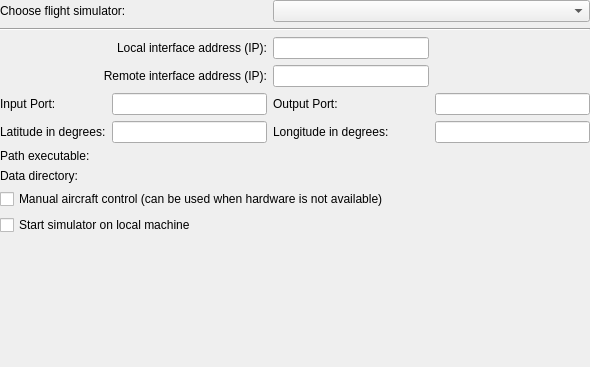
Qt form ground/openpilotgcs/src/plugins/hitlnew/hitloptionspage.ui (openpilot/OpenPilot) before a commit.
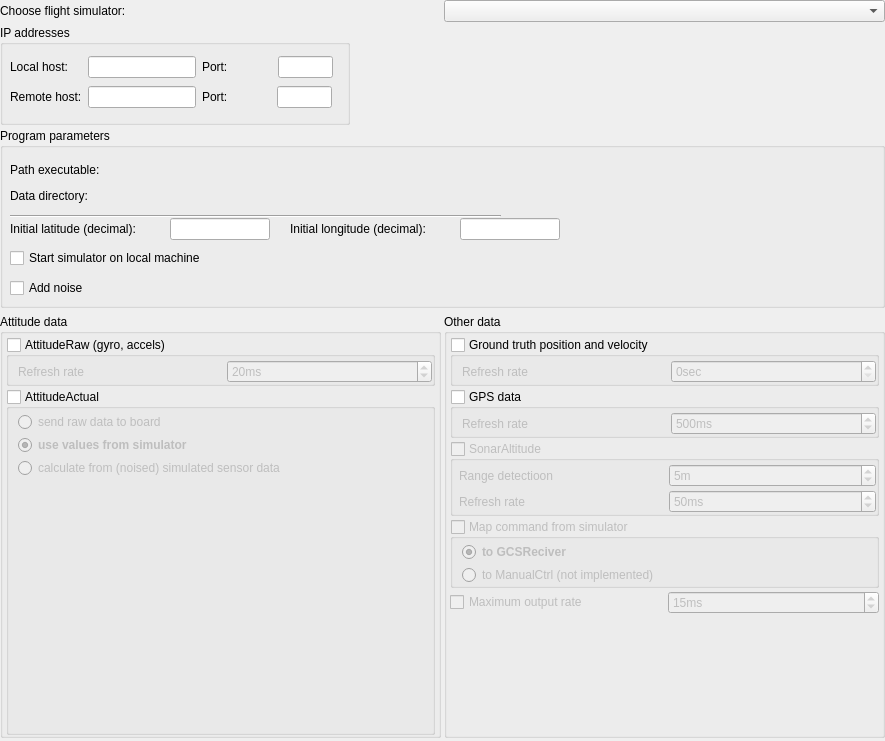
The same form after that commit. Custom widgets are drawn as their Qt base class.

Commit message: Finished port, but still untested.

```diff
--- a/ground/openpilotgcs/src/plugins/hitlnew/hitloptionspage.ui
+++ b/ground/openpilotgcs/src/plugins/hitlnew/hitloptionspage.ui
@@ -6,258 +6,968 @@
    <rect>
     <x>0</x>
     <y>0</y>
-    <width>590</width>
-    <height>367</height>
+    <width>885</width>
+    <height>741</height>
    </rect>
   </property>
   <property name="sizePolicy">
-   <sizepolicy hsizetype="Expanding" vsizetype="Expanding">
+   <sizepolicy hsizetype="Preferred" vsizetype="Preferred">
     <horstretch>0</horstretch>
     <verstretch>0</verstretch>
    </sizepolicy>
   </property>
+  <property name="minimumSize">
+   <size>
+    <width>0</width>
+    <height>0</height>
+   </size>
+  </property>
   <property name="windowTitle">
    <string>Form</string>
   </property>
-  <layout class="QGridLayout" name="gridLayout">
-   <property name="margin">
+  <layout class="QVBoxLayout" name="verticalLayout">
+   <property name="spacing">
+    <number>3</number>
+   </property>
+   <property name="leftMargin">
     <number>0</number>
    </property>
-   <item row="1" column="1" colspan="2">
-    <widget class="QLabel" name="label_3">
-     <property name="text">
-      <string>Choose flight simulator:</string>
-     </property>
-    </widget>
+   <property name="topMargin">
+    <number>0</number>
+   </property>
+   <property name="rightMargin">
+    <number>0</number>
+   </property>
+   <property name="bottomMargin">
+    <number>3</number>
+   </property>
+   <item>
+    <layout class="QHBoxLayout" name="horizontalLayout">
+     <item>
+      <widget class="QLabel" name="chooseFlightSimulatorLabel">
+       <property name="text">
+        <string>Choose flight simulator:</string>
+       </property>
+      </widget>
+     </item>
+     <item>
+      <widget class="QComboBox" name="chooseFlightSimulator"/>
+     </item>
+    </layout>
    </item>
-   <item row="1" column="3" colspan="2">
-    <widget class="QComboBox" name="chooseFlightSimulator"/>
-   </item>
-   <item row="2" column="1" colspan="4">
-    <widget class="Line" name="line">
-     <property name="orientation">
-      <enum>Qt::Horizontal</enum>
-     </property>
-    </widget>
-   </item>
-   <item row="11" column="2">
-    <spacer name="verticalSpacer">
-     <property name="orientation">
-      <enum>Qt::Vertical</enum>
-     </property>
-     <property name="sizeHint" stdset="0">
-      <size>
-       <width>20</width>
-       <height>182</height>
-      </size>
-     </property>
-    </spacer>
-   </item>
-   <item row="3" column="1" colspan="2">
-    <widget class="QLabel" name="label_6">
+   <item>
+    <widget class="QGroupBox" name="groupBox_3">
      <property name="sizePolicy">
-      <sizepolicy hsizetype="MinimumExpanding" vsizetype="Preferred">
-       <horstretch>0</horstretch>
-       <verstretch>0</verstretch>
-      </sizepolicy>
-     </property>
-     <property name="text">
-      <string>Local interface address (IP):</string>
-     </property>
-     <property name="alignment">
-      <set>Qt::AlignRight|Qt::AlignTrailing|Qt::AlignVCenter</set>
-     </property>
-    </widget>
-   </item>
-   <item row="6" column="1">
-    <widget class="QLabel" name="label_7">
-     <property name="text">
-      <string>Latitude in degrees:</string>
-     </property>
-    </widget>
-   </item>
-   <item row="6" column="3">
-    <widget class="QLabel" name="label_8">
-     <property name="text">
-      <string>Longitude in degrees:</string>
-     </property>
-    </widget>
-   </item>
-   <item row="8" column="1">
-    <widget class="QLabel" name="label_2">
-     <property name="sizePolicy">
-      <sizepolicy hsizetype="Preferred" vsizetype="Fixed">
-       <horstretch>0</horstretch>
-       <verstretch>0</verstretch>
-      </sizepolicy>
-     </property>
-     <property name="text">
-      <string>Data directory:</string>
-     </property>
-    </widget>
-   </item>
-   <item row="5" column="2">
-    <widget class="QLineEdit" name="inputPort">
-     <property name="sizePolicy">
-      <sizepolicy hsizetype="MinimumExpanding" vsizetype="Fixed">
-       <horstretch>0</horstretch>
-       <verstretch>0</verstretch>
-      </sizepolicy>
-     </property>
-     <property name="toolTip">
-      <string>For receiving data from sim</string>
-     </property>
-    </widget>
-   </item>
-   <item row="7" column="2" colspan="3">
-    <widget class="Utils::PathChooser" name="executablePath" native="true">
-     <property name="sizePolicy">
       <sizepolicy hsizetype="Preferred" vsizetype="Preferred">
-       <horstretch>1</horstretch>
-       <verstretch>0</verstretch>
-      </sizepolicy>
-     </property>
-    </widget>
-   </item>
-   <item row="5" column="3">
-    <widget class="QLabel" name="label_4">
-     <property name="sizePolicy">
-      <sizepolicy hsizetype="Preferred" vsizetype="Preferred">
        <horstretch>0</horstretch>
        <verstretch>0</verstretch>
       </sizepolicy>
      </property>
-     <property name="text">
-      <string>Output Port:</string>
+     <property name="minimumSize">
+      <size>
+       <width>0</width>
+       <height>100</height>
+      </size>
      </property>
-    </widget>
-   </item>
-   <item row="8" column="2" colspan="3">
-    <widget class="Utils::PathChooser" name="dataPath" native="true"/>
-   </item>
-   <item row="6" column="4">
-    <widget class="QLineEdit" name="longitude">
-     <property name="sizePolicy">
-      <sizepolicy hsizetype="MinimumExpanding" vsizetype="Fixed">
-       <horstretch>0</horstretch>
-       <verstretch>0</verstretch>
-      </sizepolicy>
+     <property name="maximumSize">
+      <size>
+       <width>350</width>
+       <height>16777215</height>
+      </size>
      </property>
-    </widget>
-   </item>
-   <item row="5" column="4">
-    <widget class="QLineEdit" name="outputPort">
-     <property name="sizePolicy">
-      <sizepolicy hsizetype="MinimumExpanding" vsizetype="Fixed">
-       <horstretch>0</horstretch>
-       <verstretch>0</verstretch>
-      </sizepolicy>
+     <property name="title">
+      <string>IP addresses</string>
      </property>
-     <property name="toolTip">
-      <string>For sending data to sim</string>
-     </property>
+     <widget class="QWidget" name="layoutWidget">
+      <property name="geometry">
+       <rect>
+        <x>10</x>
+        <y>30</y>
+        <width>323</width>
+        <height>24</height>
+       </rect>
+      </property>
+      <layout class="QHBoxLayout" name="horizontalLayout_7">
+       <item>
+        <widget class="QLabel" name="label_6">
+         <property name="text">
+          <string>Local host:    </string>
+         </property>
+        </widget>
+       </item>
+       <item>
+        <widget class="QLineEdit" name="hostAddress">
+         <property name="sizePolicy">
+          <sizepolicy hsizetype="Fixed" vsizetype="Fixed">
+           <horstretch>0</horstretch>
+           <verstretch>0</verstretch>
+          </sizepolicy>
+         </property>
+         <property name="maximumSize">
+          <size>
+           <width>125</width>
+           <height>16777215</height>
+          </size>
+         </property>
+         <property name="toolTip">
+          <string>For communication with sim computer via network. Should be the IP address of one of the interfaces of the GCS computer.</string>
+         </property>
+         <property name="text">
+          <string/>
+         </property>
+         <property name="alignment">
+          <set>Qt::AlignRight|Qt::AlignTrailing|Qt::AlignVCenter</set>
+         </property>
+        </widget>
+       </item>
+       <item>
+        <widget class="QLabel" name="label_5">
+         <property name="text">
+          <string>Port:</string>
+         </property>
+        </widget>
+       </item>
+       <item>
+        <widget class="QLineEdit" name="inputPort">
+         <property name="sizePolicy">
+          <sizepolicy hsizetype="Fixed" vsizetype="Fixed">
+           <horstretch>0</horstretch>
+           <verstretch>0</verstretch>
+          </sizepolicy>
+         </property>
+         <property name="maximumSize">
+          <size>
+           <width>55</width>
+           <height>16777215</height>
+          </size>
+         </property>
+         <property name="toolTip">
+          <string>IP port for receiving data from sim</string>
+         </property>
+         <property name="text">
+          <string/>
+         </property>
+         <property name="alignment">
+          <set>Qt::AlignRight|Qt::AlignTrailing|Qt::AlignVCenter</set>
+         </property>
+        </widget>
+       </item>
+      </layout>
+     </widget>
+     <widget class="QWidget" name="layoutWidget">
+      <property name="geometry">
+       <rect>
+        <x>10</x>
+        <y>60</y>
+        <width>322</width>
+        <height>24</height>
+       </rect>
+      </property>
+      <layout class="QHBoxLayout" name="horizontalLayout_8">
+       <item>
+        <widget class="QLabel" name="label_9">
+         <property name="text">
+          <string>Remote host:</string>
+         </property>
+        </widget>
+       </item>
+       <item>
+        <widget class="QLineEdit" name="remoteAddress">
+         <property name="sizePolicy">
+          <sizepolicy hsizetype="Fixed" vsizetype="Fixed">
+           <horstretch>0</horstretch>
+           <verstretch>0</verstretch>
+          </sizepolicy>
+         </property>
+         <property name="maximumSize">
+          <size>
+           <width>125</width>
+           <height>16777215</height>
+          </size>
+         </property>
+         <property name="toolTip">
+          <string>Only required if running simulator on remote machine. Should be the IP of the machine on which the simulator is running.</string>
+         </property>
+         <property name="alignment">
+          <set>Qt::AlignRight|Qt::AlignTrailing|Qt::AlignVCenter</set>
+         </property>
+        </widget>
+       </item>
+       <item>
+        <widget class="QLabel" name="label_4">
+         <property name="text">
+          <string>Port:</string>
+         </property>
+        </widget>
+       </item>
+       <item>
+        <widget class="QLineEdit" name="outputPort">
+         <property name="sizePolicy">
+          <sizepolicy hsizetype="Fixed" vsizetype="Fixed">
+           <horstretch>0</horstretch>
+           <verstretch>0</verstretch>
+          </sizepolicy>
+         </property>
+         <property name="maximumSize">
+          <size>
+           <width>55</width>
+           <height>16777215</height>
+          </size>
+         </property>
+         <property name="toolTip">
+          <string>IP port for sending data to sim</string>
+         </property>
+         <property name="alignment">
+          <set>Qt::AlignRight|Qt::AlignTrailing|Qt::AlignVCenter</set>
+         </property>
+        </widget>
+       </item>
+      </layout>
+     </widget>
+     <zorder>layoutWidget</zorder>
+     <zorder>layoutWidget</zorder>
     </widget>
    </item>
-   <item row="9" column="1" colspan="4">
-    <widget class="QCheckBox" name="manualControl">
-     <property name="sizePolicy">
-      <sizepolicy hsizetype="Preferred" vsizetype="Fixed">
-       <horstretch>0</horstretch>
-       <verstretch>0</verstretch>
-      </sizepolicy>
+   <item>
+    <widget class="QGroupBox" name="groupBox_4">
+     <property name="minimumSize">
+      <size>
+       <width>0</width>
+       <height>180</height>
+      </size>
      </property>
-     <property name="toolTip">
-      <string>Manual aircraft control (can be used when hardware is not available)</string>
+     <property name="title">
+      <string>Program parameters</string>
      </property>
-     <property name="text">
-      <string>Manual aircraft control (can be used when hardware is not available)</string>
-     </property>
+     <widget class="Utils::PathChooser" name="dataPath" native="true">
+      <property name="geometry">
+       <rect>
+        <x>120</x>
+        <y>60</y>
+        <width>401</width>
+        <height>16</height>
+       </rect>
+      </property>
+      <property name="sizePolicy">
+       <sizepolicy hsizetype="MinimumExpanding" vsizetype="Preferred">
+        <horstretch>0</horstretch>
+        <verstretch>0</verstretch>
+       </sizepolicy>
+      </property>
+     </widget>
+     <widget class="QLabel" name="label_2">
+      <property name="geometry">
+       <rect>
+        <x>10</x>
+        <y>60</y>
+        <width>94</width>
+        <height>16</height>
+       </rect>
+      </property>
+      <property name="sizePolicy">
+       <sizepolicy hsizetype="Fixed" vsizetype="Preferred">
+        <horstretch>0</horstretch>
+        <verstretch>0</verstretch>
+       </sizepolicy>
+      </property>
+      <property name="maximumSize">
+       <size>
+        <width>110</width>
+        <height>16777215</height>
+       </size>
+      </property>
+      <property name="text">
+       <string>Data directory:</string>
+      </property>
+     </widget>
+     <widget class="Utils::PathChooser" name="executablePath" native="true">
+      <property name="geometry">
+       <rect>
+        <x>120</x>
+        <y>34</y>
+        <width>401</width>
+        <height>16</height>
+       </rect>
+      </property>
+      <property name="sizePolicy">
+       <sizepolicy hsizetype="MinimumExpanding" vsizetype="Preferred">
+        <horstretch>0</horstretch>
+        <verstretch>0</verstretch>
+       </sizepolicy>
+      </property>
+     </widget>
+     <widget class="QLabel" name="label">
+      <property name="geometry">
+       <rect>
+        <x>10</x>
+        <y>34</y>
+        <width>104</width>
+        <height>16</height>
+       </rect>
+      </property>
+      <property name="sizePolicy">
+       <sizepolicy hsizetype="Fixed" vsizetype="Preferred">
+        <horstretch>0</horstretch>
+        <verstretch>0</verstretch>
+       </sizepolicy>
+      </property>
+      <property name="maximumSize">
+       <size>
+        <width>110</width>
+        <height>16777215</height>
+       </size>
+      </property>
+      <property name="text">
+       <string>Path executable:</string>
+      </property>
+     </widget>
+     <widget class="QCheckBox" name="startSim">
+      <property name="geometry">
+       <rect>
+        <x>10</x>
+        <y>120</y>
+        <width>229</width>
+        <height>20</height>
+       </rect>
+      </property>
+      <property name="toolTip">
+       <string>Check this box to start the simulator on the local computer</string>
+      </property>
+      <property name="text">
+       <string>Start simulator on local machine</string>
+      </property>
+     </widget>
+     <widget class="QCheckBox" name="noiseCheckBox">
+      <property name="geometry">
+       <rect>
+        <x>10</x>
+        <y>150</y>
+        <width>89</width>
+        <height>20</height>
+       </rect>
+      </property>
+      <property name="toolTip">
+       <string>Add noise to sensor simulation</string>
+      </property>
+      <property name="text">
+       <string>Add noise</string>
+      </property>
+     </widget>
+     <widget class="Line" name="line">
+      <property name="geometry">
+       <rect>
+        <x>10</x>
+        <y>80</y>
+        <width>491</width>
+        <height>16</height>
+       </rect>
+      </property>
+      <property name="orientation">
+       <enum>Qt::Horizontal</enum>
+      </property>
+     </widget>
+     <widget class="QLabel" name="label_13">
+      <property name="geometry">
+       <rect>
+        <x>10</x>
+        <y>90</y>
+        <width>161</width>
+        <height>22</height>
+       </rect>
+      </property>
+      <property name="text">
+       <string>Initial latitude (decimal):</string>
+      </property>
+     </widget>
+     <widget class="QLabel" name="label_14">
+      <property name="geometry">
+       <rect>
+        <x>290</x>
+        <y>90</y>
+        <width>171</width>
+        <height>22</height>
+       </rect>
+      </property>
+      <property name="text">
+       <string>Initial longitude (decimal):</string>
+      </property>
+     </widget>
+     <widget class="QLineEdit" name="longitude">
+      <property name="geometry">
+       <rect>
+        <x>460</x>
+        <y>90</y>
+        <width>100</width>
+        <height>22</height>
+       </rect>
+      </property>
+      <property name="sizePolicy">
+       <sizepolicy hsizetype="MinimumExpanding" vsizetype="Fixed">
+        <horstretch>0</horstretch>
+        <verstretch>0</verstretch>
+       </sizepolicy>
+      </property>
+      <property name="maximumSize">
+       <size>
+        <width>100</width>
+        <height>16777215</height>
+       </size>
+      </property>
+      <property name="text">
+       <string/>
+      </property>
+      <property name="alignment">
+       <set>Qt::AlignRight|Qt::AlignTrailing|Qt::AlignVCenter</set>
+      </property>
+     </widget>
+     <widget class="QLineEdit" name="latitude">
+      <property name="geometry">
+       <rect>
+        <x>170</x>
+        <y>90</y>
+        <width>100</width>
+        <height>22</height>
+       </rect>
+      </property>
+      <property name="sizePolicy">
+       <sizepolicy hsizetype="MinimumExpanding" vsizetype="Fixed">
+        <horstretch>0</horstretch>
+        <verstretch>0</verstretch>
+       </sizepolicy>
+      </property>
+      <property name="maximumSize">
+       <size>
+        <width>100</width>
+        <height>16777215</height>
+       </size>
+      </property>
+      <property name="text">
+       <string/>
+      </property>
+      <property name="alignment">
+       <set>Qt::AlignRight|Qt::AlignTrailing|Qt::AlignVCenter</set>
+      </property>
+     </widget>
     </widget>
    </item>
-   <item row="7" column="1">
-    <widget class="QLabel" name="label">
-     <property name="sizePolicy">
-      <sizepolicy hsizetype="Preferred" vsizetype="Fixed">
-       <horstretch>0</horstretch>
-       <verstretch>0</verstretch>
-      </sizepolicy>
+   <item>
+    <layout class="QFormLayout" name="formLayout">
+     <property name="fieldGrowthPolicy">
+      <enum>QFormLayout::AllNonFixedFieldsGrow</enum>
      </property>
-     <property name="text">
-      <string>Path executable:</string>
-     </property>
-    </widget>
+     <item row="0" column="0">
+      <widget class="QFrame" name="frame">
+       <property name="frameShape">
+        <enum>QFrame::StyledPanel</enum>
+       </property>
+       <property name="frameShadow">
+        <enum>QFrame::Raised</enum>
+       </property>
+      </widget>
+     </item>
+    </layout>
    </item>
-   <item row="6" column="2">
-    <widget class="QLineEdit" name="latitude">
-     <property name="sizePolicy">
-      <sizepolicy hsizetype="MinimumExpanding" vsizetype="Fixed">
-       <horstretch>0</horstretch>
-       <verstretch>0</verstretch>
-      </sizepolicy>
-     </property>
-    </widget>
-   </item>
-   <item row="5" column="1">
-    <widget class="QLabel" name="label_5">
-     <property name="text">
-      <string>Input Port:</string>
-     </property>
-    </widget>
-   </item>
-   <item row="10" column="1" colspan="2">
-    <widget class="QCheckBox" name="startSim">
-     <property name="enabled">
-      <bool>true</bool>
-     </property>
-     <property name="sizePolicy">
-      <sizepolicy hsizetype="Preferred" vsizetype="Fixed">
-       <horstretch>0</horstretch>
-       <verstretch>0</verstretch>
-      </sizepolicy>
-     </property>
-     <property name="toolTip">
-      <string>Check this box to start the simulator on the local computer</string>
-     </property>
-     <property name="text">
-      <string>Start simulator on local machine</string>
-     </property>
-    </widget>
-   </item>
-   <item row="4" column="1" colspan="2">
-    <widget class="QLabel" name="label_9">
-     <property name="text">
-      <string>Remote interface address (IP):</string>
-     </property>
-     <property name="alignment">
-      <set>Qt::AlignRight|Qt::AlignTrailing|Qt::AlignVCenter</set>
-     </property>
-    </widget>
-   </item>
-   <item row="4" column="3">
-    <widget class="QLineEdit" name="remoteHostAddress">
-     <property name="sizePolicy">
-      <sizepolicy hsizetype="MinimumExpanding" vsizetype="Fixed">
-       <horstretch>0</horstretch>
-       <verstretch>0</verstretch>
-      </sizepolicy>
-     </property>
-     <property name="toolTip">
-      <string>Only required if running simulator on remote machine. Should be the IP of the machine on which the simulator is running.</string>
-     </property>
-    </widget>
-   </item>
-   <item row="3" column="3">
-    <widget class="QLineEdit" name="hostAddress">
-     <property name="sizePolicy">
-      <sizepolicy hsizetype="MinimumExpanding" vsizetype="Fixed">
-       <horstretch>0</horstretch>
-       <verstretch>0</verstretch>
-      </sizepolicy>
-     </property>
-     <property name="toolTip">
-      <string>For communication with sim computer via network. Should be the IP address of one of the interfaces of the GCS computer.</string>
-     </property>
-    </widget>
+   <item>
+    <layout class="QHBoxLayout" name="horizontalLayout_3">
+     <item>
+      <widget class="QGroupBox" name="groupBox">
+       <property name="title">
+        <string>Attitude data</string>
+       </property>
+       <layout class="QVBoxLayout" name="verticalLayout_2">
+        <property name="spacing">
+         <number>3</number>
+        </property>
+        <property name="leftMargin">
+         <number>3</number>
+        </property>
+        <property name="topMargin">
+         <number>3</number>
+        </property>
+        <property name="rightMargin">
+         <number>3</number>
+        </property>
+        <property name="bottomMargin">
+         <number>0</number>
+        </property>
+        <item>
+         <widget class="QGroupBox" name="attRawCheckbox">
+          <property name="title">
+           <string>AttitudeRaw (gyro, accels)</string>
+          </property>
+          <property name="flat">
+           <bool>true</bool>
+          </property>
+          <property name="checkable">
+           <bool>true</bool>
+          </property>
+          <property name="checked">
+           <bool>false</bool>
+          </property>
+          <layout class="QHBoxLayout" name="horizontalLayout_4">
+           <property name="spacing">
+            <number>3</number>
+           </property>
+           <property name="topMargin">
+            <number>3</number>
+           </property>
+           <property name="rightMargin">
+            <number>0</number>
+           </property>
+           <property name="bottomMargin">
+            <number>0</number>
+           </property>
+           <item>
+            <widget class="QLabel" name="label_8">
+             <property name="text">
+              <string>Refresh rate</string>
+             </property>
+            </widget>
+           </item>
+           <item>
+            <widget class="QSpinBox" name="attRawRate">
+             <property name="enabled">
+              <bool>false</bool>
+             </property>
+             <property name="suffix">
+              <string>ms</string>
+             </property>
+             <property name="minimum">
+              <number>10</number>
+             </property>
+             <property name="maximum">
+              <number>100</number>
+             </property>
+             <property name="value">
+              <number>20</number>
+             </property>
+            </widget>
+           </item>
+          </layout>
+         </widget>
+        </item>
+        <item>
+         <widget class="QGroupBox" name="attActualCheckbox">
+          <property name="title">
+           <string>AttitudeActual</string>
+          </property>
+          <property name="flat">
+           <bool>true</bool>
+          </property>
+          <property name="checkable">
+           <bool>true</bool>
+          </property>
+          <property name="checked">
+           <bool>false</bool>
+          </property>
+          <layout class="QVBoxLayout" name="verticalLayout_4">
+           <property name="spacing">
+            <number>3</number>
+           </property>
+           <property name="topMargin">
+            <number>3</number>
+           </property>
+           <property name="rightMargin">
+            <number>0</number>
+           </property>
+           <property name="bottomMargin">
+            <number>0</number>
+           </property>
+           <item>
+            <widget class="QRadioButton" name="attActHW">
+             <property name="text">
+              <string>send raw data to board</string>
+             </property>
+            </widget>
+           </item>
+           <item>
+            <widget class="QRadioButton" name="attActSim">
+             <property name="font">
+              <font>
+               <weight>75</weight>
+               <bold>true</bold>
+              </font>
+             </property>
+             <property name="toolTip">
+              <string/>
+             </property>
+             <property name="text">
+              <string>use values from simulator</string>
+             </property>
+             <property name="checked">
+              <bool>true</bool>
+             </property>
+            </widget>
+           </item>
+           <item>
+            <widget class="QRadioButton" name="attActCalc">
+             <property name="toolTip">
+              <string/>
+             </property>
+             <property name="text">
+              <string>calculate from (noised) simulated sensor data</string>
+             </property>
+            </widget>
+           </item>
+           <item>
+            <spacer name="verticalSpacer_2">
+             <property name="orientation">
+              <enum>Qt::Vertical</enum>
+             </property>
+             <property name="sizeHint" stdset="0">
+              <size>
+               <width>20</width>
+               <height>40</height>
+              </size>
+             </property>
+            </spacer>
+           </item>
+          </layout>
+         </widget>
+        </item>
+       </layout>
+      </widget>
+     </item>
+     <item>
+      <widget class="QGroupBox" name="groupBox_2">
+       <property name="minimumSize">
+        <size>
+         <width>0</width>
+         <height>275</height>
+        </size>
+       </property>
+       <property name="title">
+        <string>Other data</string>
+       </property>
+       <layout class="QVBoxLayout" name="verticalLayout_3">
+        <property name="spacing">
+         <number>3</number>
+        </property>
+        <property name="leftMargin">
+         <number>3</number>
+        </property>
+        <property name="topMargin">
+         <number>3</number>
+        </property>
+        <property name="rightMargin">
+         <number>3</number>
+        </property>
+        <property name="bottomMargin">
+         <number>0</number>
+        </property>
+        <item>
+         <widget class="QGroupBox" name="groundTruthCheckbox">
+          <property name="title">
+           <string>Ground truth position and velocity</string>
+          </property>
+          <property name="flat">
+           <bool>true</bool>
+          </property>
+          <property name="checkable">
+           <bool>true</bool>
+          </property>
+          <property name="checked">
+           <bool>false</bool>
+          </property>
+          <layout class="QHBoxLayout" name="horizontalLayout_2">
+           <property name="spacing">
+            <number>3</number>
+           </property>
+           <property name="topMargin">
+            <number>3</number>
+           </property>
+           <property name="rightMargin">
+            <number>0</number>
+           </property>
+           <property name="bottomMargin">
+            <number>0</number>
+           </property>
+           <item>
+            <widget class="QLabel" name="label_7">
+             <property name="text">
+              <string>Refresh rate</string>
+             </property>
+            </widget>
+           </item>
+           <item>
+            <widget class="QSpinBox" name="groundTruthRateSpinbox">
+             <property name="enabled">
+              <bool>false</bool>
+             </property>
+             <property name="toolTip">
+              <string>0 - update once, or every N seconds</string>
+             </property>
+             <property name="suffix">
+              <string>sec</string>
+             </property>
+             <property name="maximum">
+              <number>10</number>
+             </property>
+            </widget>
+           </item>
+          </layout>
+         </widget>
+        </item>
+        <item>
+         <widget class="QGroupBox" name="gpsPosition">
+          <property name="title">
+           <string>GPS data</string>
+          </property>
+          <property name="flat">
+           <bool>true</bool>
+          </property>
+          <property name="checkable">
+           <bool>true</bool>
+          </property>
+          <property name="checked">
+           <bool>false</bool>
+          </property>
+          <layout class="QHBoxLayout" name="horizontalLayout_5">
+           <property name="spacing">
+            <number>3</number>
+           </property>
+           <property name="topMargin">
+            <number>3</number>
+           </property>
+           <property name="rightMargin">
+            <number>0</number>
+           </property>
+           <property name="bottomMargin">
+            <number>0</number>
+           </property>
+           <item>
+            <widget class="QLabel" name="label_10">
+             <property name="text">
+              <string>Refresh rate</string>
+             </property>
+            </widget>
+           </item>
+           <item>
+            <widget class="QSpinBox" name="gpsPosRateSpinbox">
+             <property name="enabled">
+              <bool>false</bool>
+             </property>
+             <property name="suffix">
+              <string>ms</string>
+             </property>
+             <property name="minimum">
+              <number>100</number>
+             </property>
+             <property name="maximum">
+              <number>2000</number>
+             </property>
+             <property name="value">
+              <number>500</number>
+             </property>
+            </widget>
+           </item>
+          </layout>
+         </widget>
+        </item>
+        <item>
+         <widget class="QGroupBox" name="baroAltitude">
+          <property name="enabled">
+           <bool>false</bool>
+          </property>
+          <property name="title">
+           <string>SonarAltitude</string>
+          </property>
+          <property name="flat">
+           <bool>true</bool>
+          </property>
+          <property name="checkable">
+           <bool>true</bool>
+          </property>
+          <property name="checked">
+           <bool>false</bool>
+          </property>
+          <layout class="QVBoxLayout" name="verticalLayout_6">
+           <property name="spacing">
+            <number>3</number>
+           </property>
+           <property name="leftMargin">
+            <number>6</number>
+           </property>
+           <property name="topMargin">
+            <number>3</number>
+           </property>
+           <property name="rightMargin">
+            <number>0</number>
+           </property>
+           <property name="bottomMargin">
+            <number>0</number>
+           </property>
+           <item>
+            <layout class="QGridLayout" name="gridLayout_2">
+             <item row="0" column="0">
+              <widget class="QLabel" name="label_11">
+               <property name="text">
+                <string>Range detectioon</string>
+               </property>
+              </widget>
+             </item>
+             <item row="0" column="1">
+              <widget class="QSpinBox" name="sonarMaxAlt">
+               <property name="suffix">
+                <string>m</string>
+               </property>
+               <property name="minimum">
+                <number>1</number>
+               </property>
+               <property name="maximum">
+                <number>10</number>
+               </property>
+               <property name="value">
+                <number>5</number>
+               </property>
+              </widget>
+             </item>
+             <item row="1" column="0">
+              <widget class="QLabel" name="label_12">
+               <property name="text">
+                <string>Refresh rate</string>
+               </property>
+              </widget>
+             </item>
+             <item row="1" column="1">
+              <widget class="QSpinBox" name="sonarAltRate">
+               <property name="suffix">
+                <string>ms</string>
+               </property>
+               <property name="minimum">
+                <number>20</number>
+               </property>
+               <property name="maximum">
+                <number>2000</number>
+               </property>
+               <property name="singleStep">
+                <number>10</number>
+               </property>
+               <property name="value">
+                <number>50</number>
+               </property>
+              </widget>
+             </item>
+            </layout>
+           </item>
+          </layout>
+         </widget>
+        </item>
+        <item>
+         <widget class="QGroupBox" name="inputCommand">
+          <property name="enabled">
+           <bool>false</bool>
+          </property>
+          <property name="title">
+           <string>Map command from simulator</string>
+          </property>
+          <property name="flat">
+           <bool>true</bool>
+          </property>
+          <property name="checkable">
+           <bool>true</bool>
+          </property>
+          <property name="checked">
+           <bool>false</bool>
+          </property>
+          <layout class="QVBoxLayout" name="verticalLayout_5">
+           <property name="spacing">
+            <number>3</number>
+           </property>
+           <property name="topMargin">
+            <number>3</number>
+           </property>
+           <property name="rightMargin">
+            <number>0</number>
+           </property>
+           <property name="bottomMargin">
+            <number>0</number>
+           </property>
+           <item>
+            <widget class="QRadioButton" name="gcsReciever">
+             <property name="font">
+              <font>
+               <weight>75</weight>
+               <bold>true</bold>
+              </font>
+             </property>
+             <property name="text">
+              <string>to GCSReciver</string>
+             </property>
+             <property name="checked">
+              <bool>true</bool>
+             </property>
+            </widget>
+           </item>
+           <item>
+            <widget class="QRadioButton" name="manualControl">
+             <property name="enabled">
+              <bool>false</bool>
+             </property>
+             <property name="text">
+              <string>to ManualCtrl (not implemented)</string>
+             </property>
+            </widget>
+           </item>
+          </layout>
+         </widget>
+        </item>
+        <item>
+         <layout class="QHBoxLayout" name="horizontalLayout_6">
+          <property name="spacing">
+           <number>6</number>
+          </property>
+          <item>
+           <widget class="QCheckBox" name="manualOutput">
+            <property name="enabled">
+             <bool>false</bool>
+            </property>
+            <property name="text">
+             <string>Maximum output rate</string>
+            </property>
+           </widget>
+          </item>
+          <item>
+           <widget class="QSpinBox" name="outputRate">
+            <property name="enabled">
+             <bool>false</bool>
+            </property>
+            <property name="suffix">
+             <string>ms</string>
+            </property>
+            <property name="minimum">
+             <number>10</number>
+            </property>
+            <property name="maximum">
+             <number>100</number>
+            </property>
+            <property name="singleStep">
+             <number>5</number>
+            </property>
+            <property name="value">
+             <number>15</number>
+            </property>
+           </widget>
+          </item>
+         </layout>
+        </item>
+        <item>
+         <spacer name="verticalSpacer">
+          <property name="orientation">
+           <enum>Qt::Vertical</enum>
+          </property>
+          <property name="sizeHint" stdset="0">
+           <size>
+            <width>20</width>
+            <height>40</height>
+           </size>
+          </property>
+         </spacer>
+        </item>
+       </layout>
+      </widget>
+     </item>
+    </layout>
    </item>
   </layout>
  </widget>
```
Left out of the diff: 7 changed lines with no effect on the pictures. The commit also changes 9 other files.
